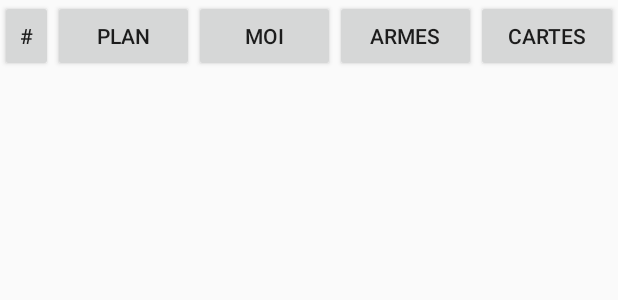
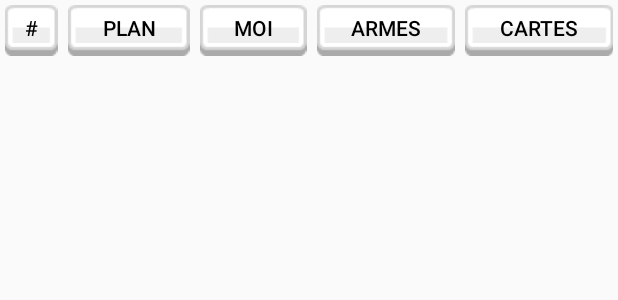
Before and after one commit to Arenomai/client, an Android app: the layout sample_linear_menu_view.xml on its own in the app's theme, with its tools: preview values and no code run, on a phone screen of 412 x 824 dp. Shown: the top 300 px of the screen. Run offline under Robolectric (Android 15) with nearby library versions, the phone set to English and light mode, and no system bars.

Commit message:
Changement du style des boutons

```diff
--- a/app/src/main/java/com/petut/thobbyo/petut/MapsMenu.java
+++ b/app/src/main/java/com/petut/thobbyo/petut/MapsMenu.java
@@ -5,6 +5,7 @@ import android.content.res.Configuration;
 import android.graphics.Typeface;
 import android.os.Bundle;
 import android.app.Activity;
+import android.support.v7.app.AppCompatActivity;
 import android.view.View;
 import android.widget.Button;
 
@@ -13,7 +14,7 @@ import com.mapbox.mapboxsdk.maps.MapboxMap;
 import com.mapbox.mapboxsdk.maps.OnMapReadyCallback;
 import com.mapbox.mapboxsdk.MapboxAccountManager;
 
-public class MapsMenu extends Activity implements OnMapReadyCallback {
+public class MapsMenu extends AppCompatActivity implements OnMapReadyCallback {
 
     private MapView mMapView;
     Button tcp;
--- /dev/null
+++ b/app/src/main/res/drawable/button_grey.xml
@@ -0,0 +1,12 @@
+<?xml version="1.0" encoding="utf-8"?>
+<selector xmlns:android="http://schemas.android.com/apk/res/android">
+    <item android:state_pressed="false"
+        android:drawable="@drawable/button_grey_normal" />
+
+    <item android:state_pressed="true"
+        android:drawable="@drawable/button_grey_pressed" />
+
+    <!--<item
+        android:state_enabled="false"
+      android:drawable="@drawable/button_disabled" />-->
+</selector>
--- a/app/src/main/res/layout/activity_maps_menu.xml
+++ b/app/src/main/res/layout/activity_maps_menu.xml
@@ -7,15 +7,18 @@
     android:layout_height="match_parent"
     tools:context="com.petut.thobbyo.petut.MapsMenu">
 
+    <RelativeLayout
+        android:layout_width="match_parent"
+        android:layout_height="match_parent">
+
         <com.mapbox.mapboxsdk.maps.MapView
             android:id="@+id/map"
             android:layout_width="match_parent"
             android:layout_height="match_parent"
             mapbox:style_url="@string/style_mapbox_streets"
             mapbox:attribution_enabled="false"
-        android:padding="0dp">
-
-
+            mapbox:rotate_enabled="false"
+            mapbox:tilt_enabled="false">
         </com.mapbox.mapboxsdk.maps.MapView>
 
         <view
@@ -29,3 +32,5 @@
             android:padding="16dp" />
 
     </RelativeLayout>
+
+</RelativeLayout>
--- a/app/src/main/res/layout/sample_linear_menu_view.xml
+++ b/app/src/main/res/layout/sample_linear_menu_view.xml
@@ -1,8 +1,4 @@
 <LinearLayout xmlns:android="http://schemas.android.com/apk/res/android"
-    xmlns:custom="http://schemas.android.com/apk/res-auto"
-    android:layout_width="match_parent"
-    android:layout_height="wrap_content">
-
     android:orientation="horizontal"
     android:layout_width="match_parent"
     android:layout_height="wrap_content"
@@ -14,49 +10,38 @@
         android:text="#"
         android:layout_width="35dp"
         android:layout_height="wrap_content"
-        android:layout_alignParentBottom="true"
-        android:layout_toRightOf="@+id/button"
-        android:layout_toEndOf="@+id/button"
-        android:id="@+id/tcp" />
+        android:id="@+id/tcp"
+        android:layout_margin="3dp" />
 
     <Button
         android:text="Plan"
         android:layout_width="wrap_content"
         android:layout_height="wrap_content"
-        android:layout_alignParentBottom="true"
-        android:layout_alignParentLeft="true"
-        android:layout_alignParentStart="true"
         android:id="@+id/plan"
-        android:elevation="1dp"
-        android:layout_weight="1" />
+        android:layout_weight="1"
+        android:layout_margin="3dp" />
 
     <Button
         android:text="Moi"
         android:layout_width="wrap_content"
         android:layout_height="wrap_content"
-        android:layout_alignParentBottom="true"
-        android:layout_toRightOf="@+id/button"
-        android:layout_toEndOf="@+id/button"
         android:id="@+id/profil"
-        android:layout_weight="1" />
+        android:layout_weight="1"
+        android:layout_margin="3dp" />
 
     <Button
         android:text="Armes"
         android:layout_width="wrap_content"
         android:layout_height="wrap_content"
-        android:layout_alignTop="@+id/button2"
-        android:layout_toRightOf="@+id/button2"
-        android:layout_toEndOf="@+id/button2"
         android:id="@+id/defense"
-        android:layout_weight="1" />
+        android:layout_weight="1"
+        android:layout_margin="3dp" />
 
     <Button
         android:text="Cartes"
         android:layout_width="wrap_content"
         android:layout_height="wrap_content"
-        android:layout_alignTop="@+id/button3"
-        android:layout_toRightOf="@+id/button3"
-        android:layout_toEndOf="@+id/button3"
         android:id="@+id/cartes"
-        android:layout_weight="1" />
+        android:layout_weight="1"
+        android:layout_margin="3dp" />
 </LinearLayout>
--- a/app/src/main/res/values/styles.xml
+++ b/app/src/main/res/values/styles.xml
@@ -1,11 +1,23 @@
 <resources>
 
-    <!-- Base application theme. -->
-    <style name="AppTheme" parent="Theme.AppCompat.Light.DarkActionBar">
-        <!-- Customize your theme here. -->
+    <style name="button_common">
+        <item name="android:textColor">#000000</item>
+        <item name="android:textAppearance">?android:attr/textAppearanceButton</item>
+        <item name="android:focusable">true</item>
+        <item name="android:clickable">true</item>
+        <item name="android:gravity">center</item>
+        <item name="android:padding">@null</item>
+    </style>
+
+    <style name="button_grey" parent="@style/button_common">
+        <item name="android:background">@drawable/button_grey</item>
+    </style>
+
+    <style name="AppTheme" parent="Theme.AppCompat.Light.NoActionBar">
         <item name="colorPrimary">@color/colorPrimary</item>
         <item name="colorPrimaryDark">@color/colorPrimaryDark</item>
         <item name="colorAccent">@color/colorAccent</item>
+        <item name="buttonStyle">@style/button_grey</item>
     </style>
 
 </resources>
```
Also changed, not shown: app/src/main/res/drawable/button_grey_normal.9.png (added), app/src/main/res/drawable/button_grey_pressed.9.png (added). Lines whose indentation alone changed are shown as unchanged.
